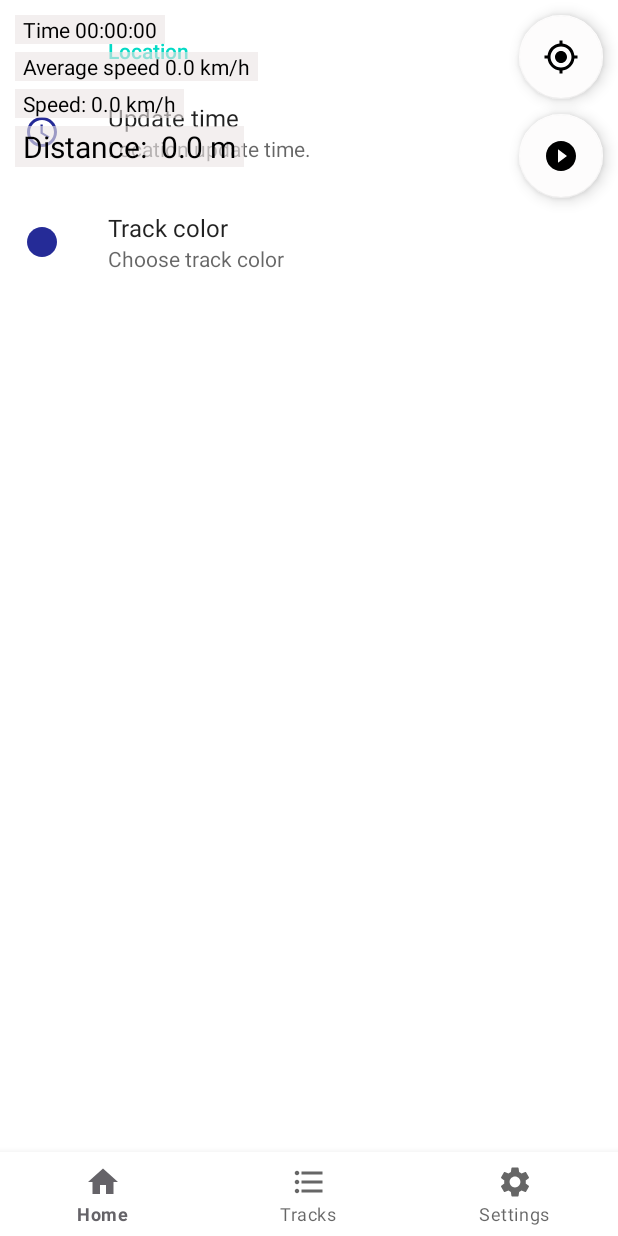
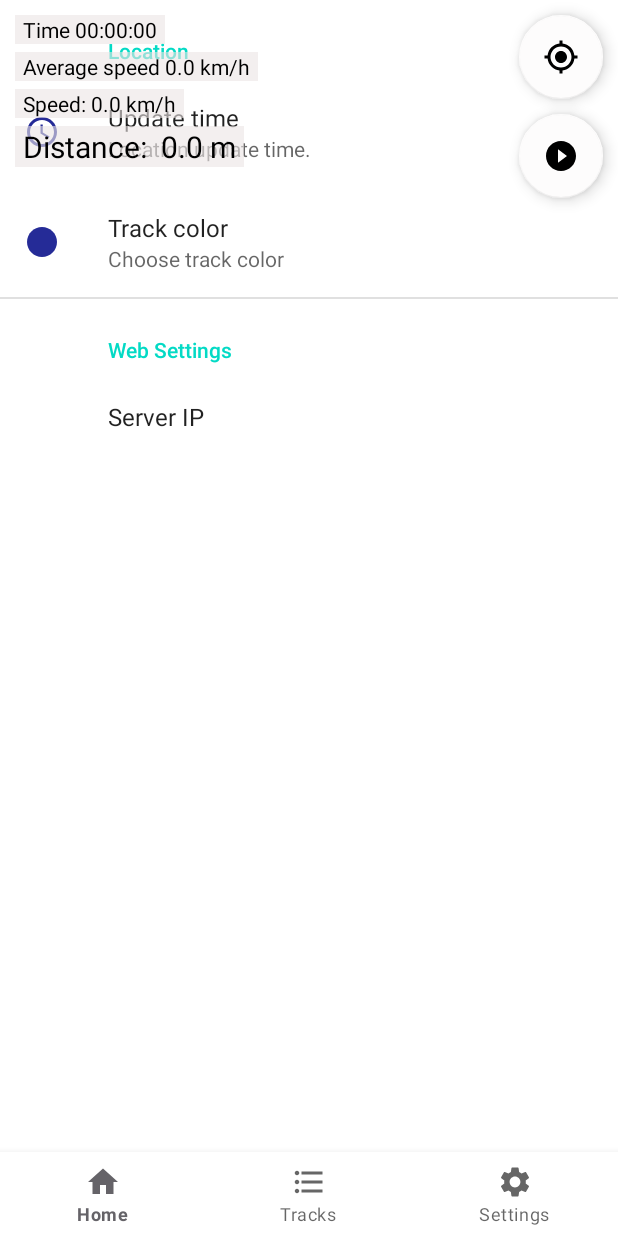
Before and after one commit to Stepa075/Neco_GPS_Tracker_NAVIGATION, an Android app: the fragment SetFragment placed in its activity, on a phone screen of 412 x 824 dp. Run offline under Robolectric (Android 15) with nearby library versions, the phone set to English and light mode, and no system bars; our stand-ins replace androidx.preference; libraries missing offline, so code that uses them is left out: org.osmdroid.config, org.osmdroid.library, org.osmdroid.util, org.osmdroid.views; plain views replace MapView; Roboto replaces fonts that are not available here; 16 statements that could not run were skipped.

Commit message:
add server ip changes in settings

```diff
--- a/app/src/main/java/com/stepa_0751/neco_gps_tracker/fragments/SetFragment.kt
+++ b/app/src/main/java/com/stepa_0751/neco_gps_tracker/fragments/SetFragment.kt
@@ -10,15 +10,17 @@ import com.stepa_0751.neco_gps_tracker.R
 class SetFragment : PreferenceFragmentCompat() {
     private lateinit var timePref: Preference
     private lateinit var colorPref: Preference
-
+    private lateinit var serverIp: Preference
     override fun onCreatePreferences(savedInstanceState: Bundle?, rootKey: String?) {
         setPreferencesFromResource(R.xml.main_preferense, rootKey)
         init()
     }
     private fun init(){
+        serverIp = findPreference("server_ip") !!
         timePref = findPreference("update_time_key")!!  //слушатель изменения
         colorPref = findPreference("color_key")!!  //слушатель изменения
         val changeListener = onChangeListener()             // его инициализатор
+        serverIp.onPreferenceChangeListener = changeListener
         timePref.onPreferenceChangeListener = changeListener
         colorPref.onPreferenceChangeListener = changeListener
         initPrefs()
@@ -30,12 +32,19 @@ class SetFragment : PreferenceFragmentCompat() {
             // выбор следующего действия по ключу из префа
             when(pref.key){
                     "update_time_key" -> onTimeChange(value.toString())
+                    "server_ip" -> onTextChange(value.toString())
                         // "функция" изменения цвета на титле при выборе цвета трека
                     "color_key" -> pref.icon?.setTint(Color.parseColor(value.toString()))
                 }
             true
         }
     }
+
+    private fun onTextChange(value: String){
+        serverIp.title = "Server IP: ${value}"
+    }
+
+
         //функция изменения текста в титле выбора скорости обновления
     private fun onTimeChange(value: String){
        // showToast("Value changed: $value")        //   выбора в списке настройки (3, 5, 10 секунд)
@@ -60,5 +69,9 @@ class SetFragment : PreferenceFragmentCompat() {
 
         val trackColor = pref?.getString("color_key", "#FF041861")
          colorPref.icon?.setTint(Color.parseColor(trackColor))
+
+         val setTitleServer = pref?.getString("server_ip", "Server IP")
+         serverIp.title = "Server IP: $setTitleServer"
+
     }
 }
--- a/app/src/main/res/xml/main_preferense.xml
+++ b/app/src/main/res/xml/main_preferense.xml
@@ -22,4 +22,13 @@
             app:icon="@drawable/ic_circle"
             app:summary="@string/update_color_of_track_summary" />
     </PreferenceCategory>
+    <PreferenceCategory android:title="Web Settings">
+
+        <EditTextPreference
+            android:defaultValue="127.0.0.1:5000"
+            android:key="server_ip"
+            android:selectAllOnFocus="true"
+            android:singleLine="true"
+            android:title="Server IP" />
+    </PreferenceCategory>
 </PreferenceScreen>
```
